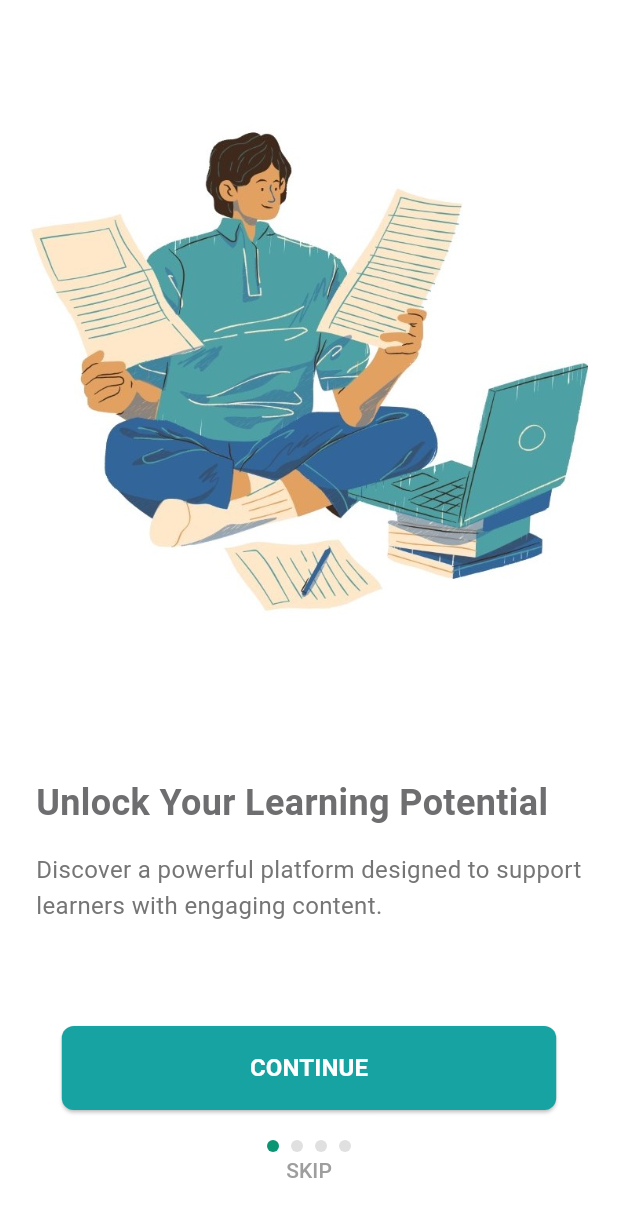
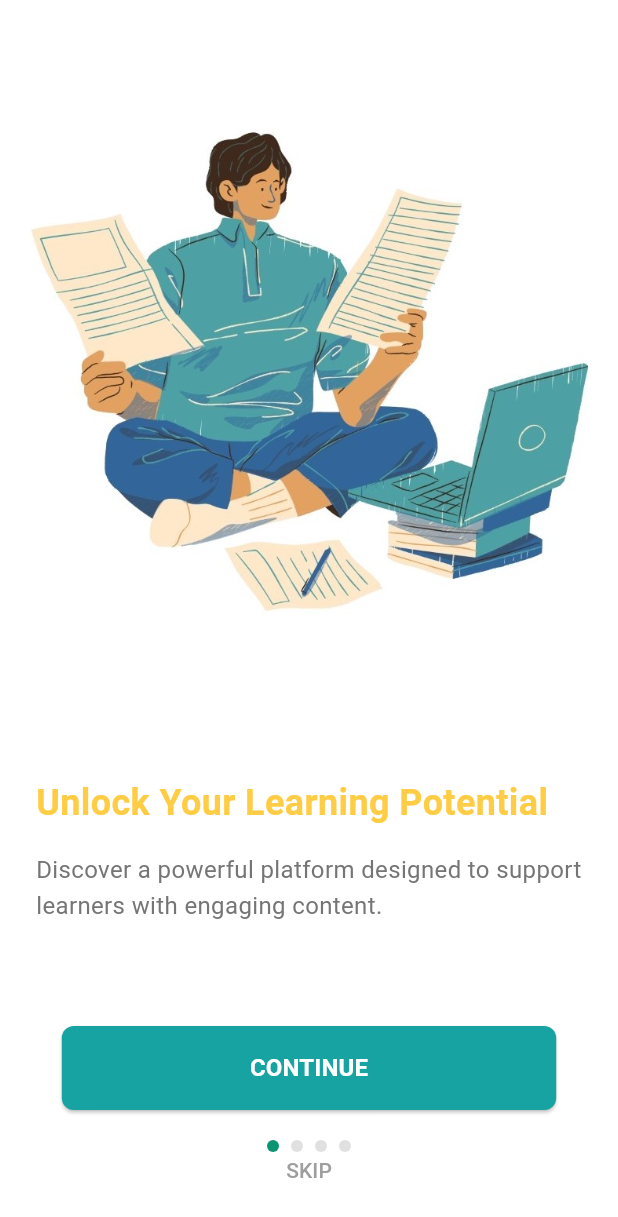
Before and after one commit to donymashup/KpscGuru, a Flutter app: the screen it shows after launch, on a phone screen of 412 x 824 dp. Shown: the top 1217 px of the screen. Run offline on Flutter 3.47's test engine with Material 3 defaults, Android fonts, the phone set to English and light mode, and no system bars; our stand-ins replace better_player, cached_network_image, curved_labeled_navigation_bar, dash_chat_2, fl_chart, fluentui_system_icons and 13 more; missing offline and left inert: chat_gpt_sdk, flutter_tex, razorpay_flutter, syncfusion_flutter_pdfviewer; accounts and stored records are empty; network calls fail; statements that could not run were skipped.

Commit message:
second  commit

```diff
--- a/lib/common widgets/customappbar.dart
+++ b/lib/common widgets/customappbar.dart
@@ -28,9 +28,9 @@ class CustomAppBar extends StatelessWidget implements PreferredSizeWidget {
         Padding(
           padding: const EdgeInsets.only(right: 10.0),
           child: Image.asset(
-            'assets/images/induslogo.png',
-            height: 50,
-            width: 50,
+            'assets/images/pscgurulogoappbar.png',
+            height: 70,
+            width: 70,
           ),
         ),
         Padding(
--- a/lib/common widgets/splash_screen.dart
+++ b/lib/common widgets/splash_screen.dart
@@ -26,7 +26,7 @@ class _SplashScreenState extends State<SplashScreen> {
   @override
   Widget build(BuildContext context) {
     return Scaffold(
-      backgroundColor: AppConstant.cardBackground, // Use AppConstant for background color
+      backgroundColor: Color(0xFFFFCC45), // Use AppConstant for background color
       body: Center(
         child: Image.asset(
           'assets/images/kpscgurulogo.jpg',
--- a/lib/constants/app_constants.dart
+++ b/lib/constants/app_constants.dart
@@ -16,13 +16,15 @@ class AppConstant {
 
 
   // Teal color used in "INDUS"
-  static const primaryColor = Color(0xFF17A3A1); // Teal
+  static const primaryColor = Color(0xFF17A3A1); // Yellow
   static final primaryColorLight = Color(0xFF17A3A1);
   //static final primaryColorLight = primaryColor.withOpacity(0.8); // Light Teal
+//0xFFFFCC45
 
+//0xFF17A3A1
 // Gray color used in "EDUCATION"
-  static const secondaryColor = Color(0xFF6E6E71); // Gray
-  static final secondaryColorLight = Color(0xFF6E6E71);
+  static const secondaryColor = Color(0xFFFFCC45);
+  static final secondaryColorLight = Color(0xFFFFCC45);
   //static final secondaryColorLight = secondaryColor.withOpacity(0.7); // Light Gray
 
   static const lightGradient = Color.fromARGB(255, 214, 63, 69);
--- a/lib/features/auth/screen/login.dart
+++ b/lib/features/auth/screen/login.dart
@@ -94,8 +94,8 @@ class _LoginState extends State<Login> {
                     Padding(
                       padding: const EdgeInsets.only(bottom: 0.0),
                       child: Image.asset(
-                        'assets/images/induslogo.png', // Replace with your logo asset path
-                        height: 75, // Adjust the height as needed
+                        'assets/images/pscgurulogoappbar.png', // Replace with your logo asset path
+                        height: 110, // Adjust the height as needed
                       ),
                     ),
                     // const Text(
```
Also changed, not shown: lib/features/drawermenu/screens/drawer.dart (+4 -4 lines), assets/images/kpscgurulogo.jpg, assets/images/pscgurulogoappbar.png (added).
